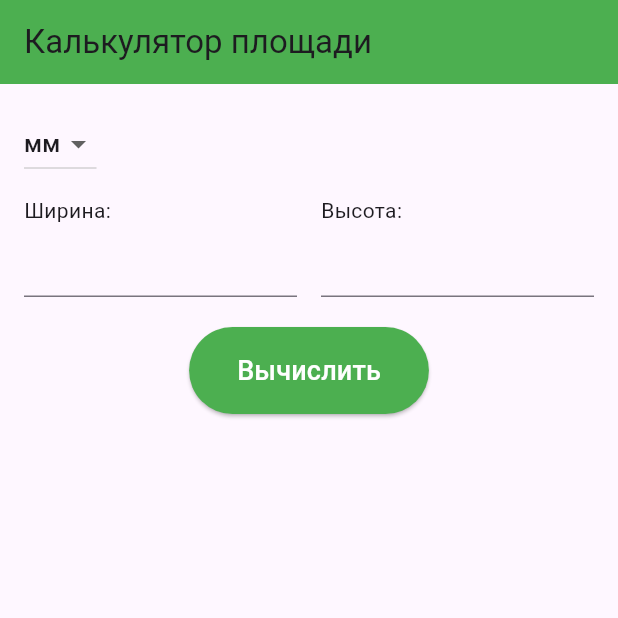
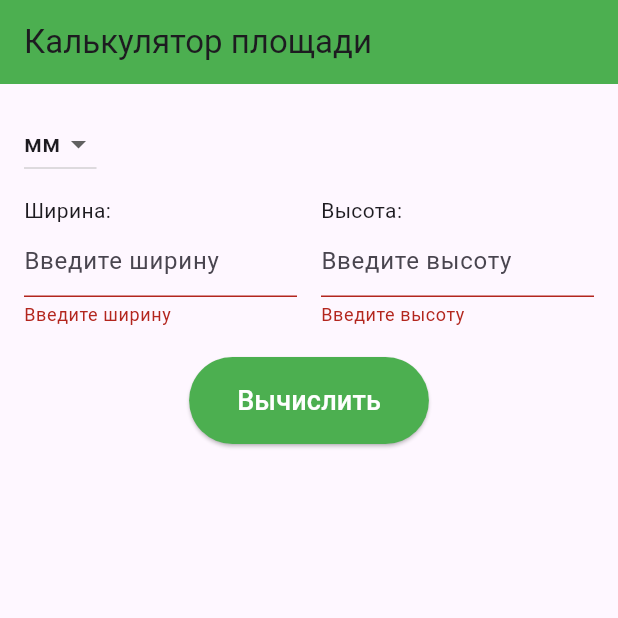
Before and after one commit to dedok0x/IT2201_Shtodin, a Flutter app: the screen it shows after launch, after a tap on "Вычислить", on a phone screen of 412 x 824 dp, the top half of it. Run offline on Flutter 3.47's test engine with Material 3 defaults, Android fonts, the phone set to English and light mode, and no system bars; our stand-ins replace share_plus.

Commit message:
add: Добавлены проверки и функционал

```diff
--- a/lab6/lib/main.dart
+++ b/lab6/lib/main.dart
@@ -10,6 +10,16 @@ class AreaCalculator extends StatefulWidget {
 class _AreaCalculatorState extends State<AreaCalculator> {
   final _formKey = GlobalKey<FormState>();
   String _selectedUnit = 'мм';
+  final TextEditingController _widthController = TextEditingController();
+  final TextEditingController _heightController = TextEditingController();
+  String _result = '';
+
+  @override
+  void dispose() {
+    _widthController.dispose();
+    _heightController.dispose();
+    super.dispose();
+  }
 
   @override
   Widget build(BuildContext context) {
@@ -45,10 +55,22 @@ class _AreaCalculatorState extends State<AreaCalculator> {
                       children: [
                         const Text('Ширина:'),
                         TextFormField(
+                          controller: _widthController,
                           keyboardType: TextInputType.number,
+                          validator: (value) {
+                            if (value == null || value.isEmpty) {
+                              return 'Введите ширину';
+                            }
+                            if (double.tryParse(value) == null) {
+                              return 'Введите число';
+                            }
+                            return null;
+                          },
+                          decoration: const InputDecoration(
+                            hintText: 'Введите ширину',
                           ),
-                    ],
                         ),
+                      ]),
                 ),
                 const SizedBox(width: 16.0),
                 Expanded(
@@ -57,7 +79,20 @@ class _AreaCalculatorState extends State<AreaCalculator> {
                     children: [
                       const Text('Высота:'),
                       TextFormField(
+                        controller: _heightController,
                         keyboardType: TextInputType.number,
+                        validator: (value) {
+                          if (value == null || value.isEmpty) {
+                            return 'Введите высоту';
+                          }
+                          if (double.tryParse(value) == null) {
+                            return 'Введите число';
+                          }
+                          return null;
+                        },
+                        decoration: const InputDecoration(
+                          hintText: 'Введите высоту',
+                        ),
                       ),
                     ],
                   ),
@@ -68,15 +103,44 @@ class _AreaCalculatorState extends State<AreaCalculator> {
 
             Center(
               child: ElevatedButton(
-                onPressed: () {},
+                onPressed: () {
+                  if (_formKey.currentState!.validate()) {
+                    final width = double.parse(_widthController.text);
+                    final height = double.parse(_heightController.text);
+                    final area = width * height;
+
+                    setState(() {
+                      _result =
+                      'S = $width $_selectedUnit * $height $_selectedUnit = ${area.toStringAsFixed(2)} ${_selectedUnit}²';
+                    });
+
+                    ScaffoldMessenger.of(context).showSnackBar(
+                      const SnackBar(
+                        content: Text('Вычисление выполнено успешно'),
+                        duration: Duration(seconds: 2),
+                        backgroundColor: Colors.green,
+                      ),
+                    );
+                  }
+                },
                 style: ElevatedButton.styleFrom(
                   backgroundColor: Colors.green,
-                  padding: const EdgeInsets.symmetric(horizontal: 32, vertical: 16),
+                  padding: const EdgeInsets.symmetric(
+                      horizontal: 32, vertical: 16),
                 ),
                 child: const Text(
                   'Вычислить',
                   style: TextStyle(fontSize: 18, color: Colors.white),
                 ),
+              ),
+            ),
+            const SizedBox(height: 20.0),
+            if (_result.isNotEmpty)
+              Center(
+                child: Text(
+                  _result,
+                  style: const TextStyle(
+                      fontSize: 18, fontWeight: FontWeight.bold),
                 ),
               ),
           ],
```
Lines whose indentation alone changed are shown as unchanged.
